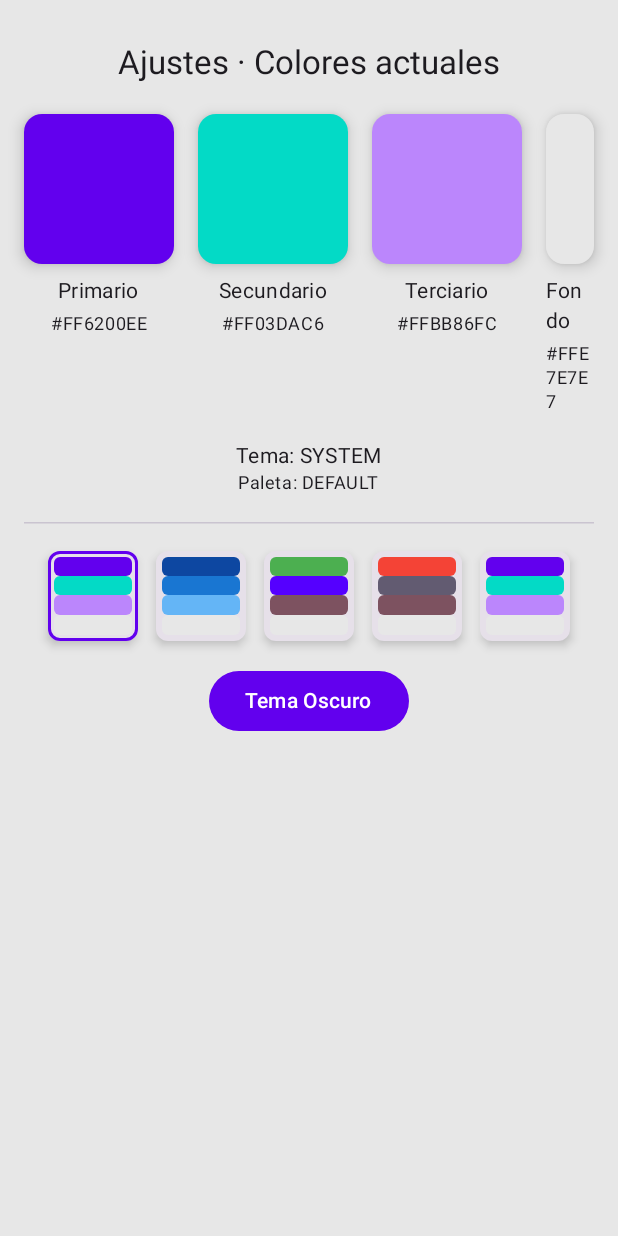
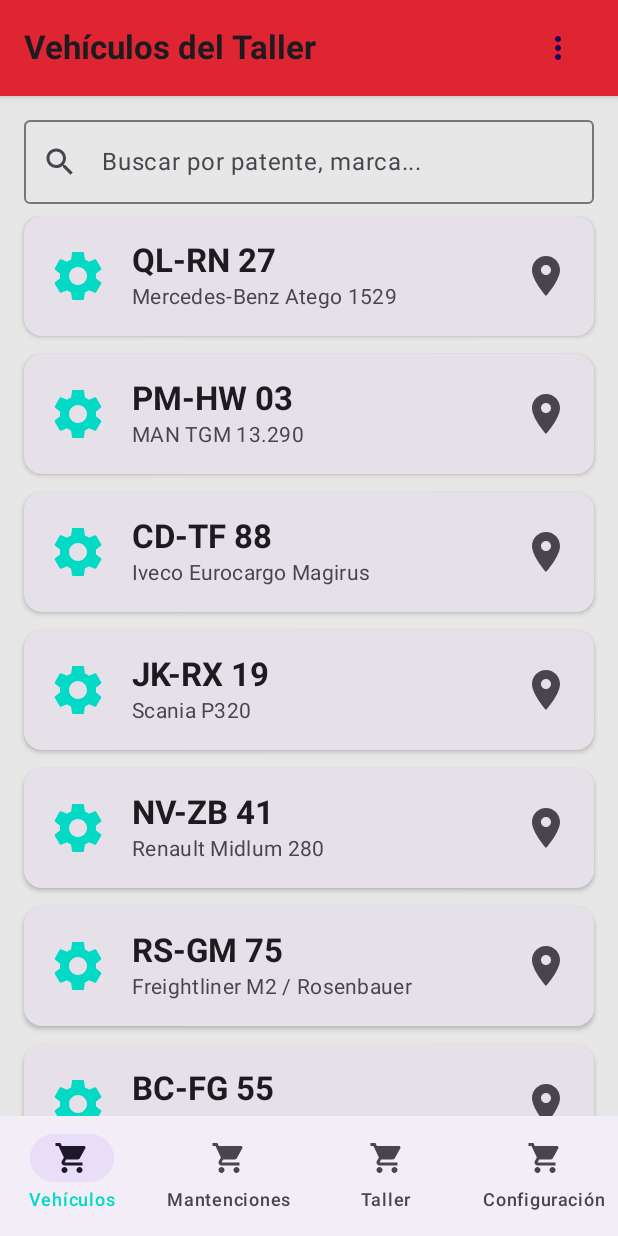
Before and after one commit to Kriss071/SIGVE-SistemaGestionVehiculosEmergencia, an Android app built with Jetpack Compose: the screen it shows after launch (MainActivity), after a tap on "Iniciar Sesión", on a phone screen of 412 x 824 dp. Run offline under Robolectric (Android 15) with nearby library versions, the phone set to English and light mode, and no system bars; our stand-ins replace Dagger/Hilt's generated code; libraries missing offline, so code that uses them is left out: androidx.hilt.lifecycle, io.github.jan.supabase; 1 statement that could not run was skipped.

Commit message:
Se reestructuro la navegación, se agrego MainScreen y se le agrego el NavBottom, se cambiaron las rutas para que coincidieran con el navegador nuevo. Se agrego la Screen VehiclesScreen (Incompleta)

```diff
--- a/mobile/app/src/main/java/com/capstone/sigve/MainActivity.kt
+++ b/mobile/app/src/main/java/com/capstone/sigve/MainActivity.kt
@@ -4,11 +4,8 @@
 import androidx.activity.ComponentActivity
 import androidx.activity.compose.setContent
 import androidx.activity.enableEdgeToEdge
-import androidx.compose.foundation.layout.fillMaxSize
-import androidx.compose.material3.Scaffold
 import androidx.compose.runtime.collectAsState
 import androidx.compose.runtime.getValue
-import androidx.compose.ui.Modifier
 import androidx.hilt.lifecycle.viewmodel.compose.hiltViewModel
 import com.capstone.sigve.domain.model.AppTheme
 import com.capstone.sigve.ui.navigation.AppNavigation
@@ -33,9 +30,7 @@
                 appColor = color,
                 customColors = customColors
             ) {
-                Scaffold(modifier = Modifier.fillMaxSize()) { innerPadding ->
-                    AppNavigation(innerPadding = innerPadding)
-                }
+                AppNavigation()
             }
         }
     }
--- a/mobile/app/src/main/java/com/capstone/sigve/ui/auth/LoginScreen.kt
+++ b/mobile/app/src/main/java/com/capstone/sigve/ui/auth/LoginScreen.kt
@@ -36,7 +36,7 @@
 import androidx.hilt.lifecycle.viewmodel.compose.hiltViewModel
 import androidx.navigation.NavController
 import com.capstone.sigve.R
-import com.capstone.sigve.ui.navigation.AppScreens
+import com.capstone.sigve.ui.navigation.RootNavRoute
 
 @Composable
 fun LoginScreen(
@@ -50,7 +50,11 @@
 
     LaunchedEffect(key1 = uiState.loginSuccess) {
         if (uiState.loginSuccess) {
-            navController.navigate(AppScreens.SettingsScreen.route)
+            navController.navigate(RootNavRoute.MainScreen.route) {
+                popUpTo(RootNavRoute.LoginScreen.route) {
+                    inclusive = true
+                }
+            }
         }
         viewModel.onLoginSuccessShown()
     }
--- a/mobile/app/src/main/java/com/capstone/sigve/ui/navigation/AppNavigation.kt
+++ b/mobile/app/src/main/java/com/capstone/sigve/ui/navigation/AppNavigation.kt
@@ -1,26 +1,23 @@
 package com.capstone.sigve.ui.navigation
 
-import androidx.compose.foundation.layout.PaddingValues
 import androidx.compose.runtime.Composable
-import androidx.hilt.lifecycle.viewmodel.compose.hiltViewModel
 import androidx.navigation.compose.NavHost
 import androidx.navigation.compose.composable
 import androidx.navigation.compose.rememberNavController
 import com.capstone.sigve.ui.auth.LoginScreen
-import com.capstone.sigve.ui.settings.SettingsScreen
+import com.capstone.sigve.ui.navigation.mainScreenBottomNav.MainScreenNavigation
 
 @Composable
-fun AppNavigation(
-    innerPadding: PaddingValues
-) {
+fun AppNavigation() {
     val navController = rememberNavController()
-    NavHost(navController = navController, startDestination = AppScreens.LoginScreen.route) {
-        composable(AppScreens.LoginScreen.route) {
+    NavHost(navController = navController, startDestination = RootNavRoute.LoginScreen.route) {
+
+        composable(RootNavRoute.LoginScreen.route) {
             LoginScreen(navController = navController)
         }
 
-        composable(AppScreens.SettingsScreen.route) {
-            SettingsScreen(viewModel = hiltViewModel(), innerPadding = innerPadding)
+        composable(RootNavRoute.MainScreen.route){
+            MainScreenNavigation()
         }
     }
 }
--- a/mobile/app/src/main/java/com/capstone/sigve/ui/navigation/AppScreens.kt
+++ /dev/null
@@ -1,6 +0,0 @@
-package com.capstone.sigve.ui.navigation
-
-sealed class AppScreens(val route: String) {
-    data object LoginScreen: AppScreens("login_screen")
-    data object SettingsScreen: AppScreens("settings_screen")
-}
--- /dev/null
+++ b/mobile/app/src/main/java/com/capstone/sigve/ui/navigation/RootNavRoute.kt
@@ -0,0 +1,6 @@
+package com.capstone.sigve.ui.navigation
+
+sealed class RootNavRoute(val route: String) {
+    data object LoginScreen: RootNavRoute("login_screen")
+    data object MainScreen: RootNavRoute("main_screen")
+}
--- /dev/null
+++ b/mobile/app/src/main/java/com/capstone/sigve/ui/navigation/mainScreenBottomNav/MainScreenNavRoute.kt
@@ -0,0 +1,33 @@
+package com.capstone.sigve.ui.navigation.mainScreenBottomNav
+
+import androidx.compose.material.icons.Icons
+import androidx.compose.material.icons.filled.ShoppingCart
+import androidx.compose.ui.graphics.vector.ImageVector
+
+sealed class MainScreenNavRoute(
+    val route: String,
+    val title: String,
+    val icon: ImageVector
+) {
+    data object Vehicles : MainScreenNavRoute(
+        route = "vehicles_screen",
+        title = "Vehículos",
+        icon = Icons.Default.ShoppingCart
+    )
+    data object SEGUNDO : MainScreenNavRoute(
+        route = "2",
+        title = "Mantenciones",
+        icon = Icons.Default.ShoppingCart
+    )
+    data object TERCERO : MainScreenNavRoute(
+        route = "3",
+        title = "Taller",
+        icon = Icons.Default.ShoppingCart
+    )
+    data object CUARTO : MainScreenNavRoute(
+        route = "settings_screen",
+        title = "Configuración",
+        icon = Icons.Default.ShoppingCart
+    )
+
+}
--- /dev/null
+++ b/mobile/app/src/main/java/com/capstone/sigve/ui/navigation/mainScreenBottomNav/MainScreenNavigation.kt
@@ -0,0 +1,74 @@
+    package com.capstone.sigve.ui.navigation.mainScreenBottomNav
+
+    import androidx.compose.material3.Icon
+    import androidx.compose.material3.NavigationBar
+    import androidx.compose.material3.NavigationBarItem
+    import androidx.compose.material3.Scaffold
+    import androidx.compose.material3.Text
+    import androidx.compose.runtime.Composable
+    import androidx.compose.runtime.getValue
+    import androidx.hilt.lifecycle.viewmodel.compose.hiltViewModel
+    import androidx.navigation.NavDestination.Companion.hierarchy
+    import androidx.navigation.NavGraph.Companion.findStartDestination
+    import androidx.navigation.compose.NavHost
+    import androidx.navigation.compose.composable
+    import androidx.navigation.compose.currentBackStackEntryAsState
+    import androidx.navigation.compose.rememberNavController
+    import com.capstone.sigve.ui.settings.SettingsScreen
+    import com.capstone.sigve.ui.vehicles.VehiclesScreen
+
+    @Composable
+    fun MainScreenNavigation() {
+        val navController = rememberNavController()
+        val items = listOf(
+            MainScreenNavRoute.Vehicles,
+            MainScreenNavRoute.SEGUNDO,
+            MainScreenNavRoute.TERCERO,
+            MainScreenNavRoute.CUARTO
+        )
+
+        Scaffold(bottomBar = {
+            NavigationBar {
+                val navBackStackEntry by navController.currentBackStackEntryAsState()
+                val currentDestination = navBackStackEntry?.destination
+
+                items.forEach { screen ->
+                    NavigationBarItem(
+                        icon = { Icon(screen.icon, contentDescription = screen.title) },
+                        label = { Text(screen.title) },
+                        selected = currentDestination?.hierarchy?.any() { it.route == screen.route } == true,
+                        onClick = {
+                            navController.navigate(screen.route) {
+                                popUpTo(navController.graph.findStartDestination().id) {
+                                    saveState = true
+                                }
+                                launchSingleTop = true
+                                restoreState = true
+                            }
+                        }
+                    )
+                }
+            }
+        }) { innerPadding ->
+            NavHost(navController, startDestination = MainScreenNavRoute.Vehicles.route) {
+                composable(MainScreenNavRoute.Vehicles.route) {
+                    VehiclesScreen()
+                }
+                composable(MainScreenNavRoute.SEGUNDO.route) {
+                    VehiclesScreen()
+                }
+
+                composable(MainScreenNavRoute.TERCERO.route) {
+                    VehiclesScreen()
+                }
+
+                composable(MainScreenNavRoute.CUARTO.route) {
+                    SettingsScreen(
+                        viewModel = hiltViewModel(),
+                        innerPadding = innerPadding
+                    )
+                }
+            }
+        }
+
+    }
--- /dev/null
+++ b/mobile/app/src/main/java/com/capstone/sigve/ui/vehicles/VehiclesScreen.kt
@@ -0,0 +1,198 @@
+package com.capstone.sigve.ui.vehicles
+
+import androidx.compose.foundation.clickable
+import androidx.compose.foundation.layout.Arrangement
+import androidx.compose.foundation.layout.Column
+import androidx.compose.foundation.layout.PaddingValues
+import androidx.compose.foundation.layout.Row
+import androidx.compose.foundation.layout.Spacer
+import androidx.compose.foundation.layout.fillMaxSize
+import androidx.compose.foundation.layout.fillMaxWidth
+import androidx.compose.foundation.layout.height
+import androidx.compose.foundation.layout.padding
+import androidx.compose.foundation.layout.size
+import androidx.compose.foundation.layout.width
+import androidx.compose.foundation.lazy.LazyColumn
+import androidx.compose.foundation.lazy.items
+import androidx.compose.foundation.shape.RoundedCornerShape
+import androidx.compose.material.icons.Icons
+import androidx.compose.material.icons.filled.Add
+import androidx.compose.material.icons.filled.LocationOn
+import androidx.compose.material.icons.filled.MoreVert
+import androidx.compose.material.icons.filled.Search
+import androidx.compose.material.icons.filled.Settings
+import androidx.compose.material3.Card
+import androidx.compose.material3.CardDefaults
+import androidx.compose.material3.FloatingActionButton
+import androidx.compose.material3.Icon
+import androidx.compose.material3.IconButton
+import androidx.compose.material3.MaterialTheme
+import androidx.compose.material3.OutlinedTextField
+import androidx.compose.material3.Scaffold
+import androidx.compose.material3.Surface
+import androidx.compose.material3.Text
+import androidx.compose.runtime.Composable
+import androidx.compose.runtime.getValue
+import androidx.compose.runtime.mutableStateOf
+import androidx.compose.runtime.remember
+import androidx.compose.runtime.setValue
+import androidx.compose.ui.Alignment
+import androidx.compose.ui.Modifier
+import androidx.compose.ui.graphics.Color
+import androidx.compose.ui.text.font.FontWeight
+import androidx.compose.ui.tooling.preview.Preview
+import androidx.compose.ui.unit.dp
+
+private data class DummyVehicle(val patente: String, val details: String)
+
+private val dummyList = listOf(
+    DummyVehicle("QL-RN 27", "Mercedes-Benz Atego 1529"),
+    DummyVehicle("PM-HW 03", "MAN TGM 13.290"),
+    DummyVehicle("CD-TF 88", "Iveco Eurocargo Magirus"),
+    DummyVehicle("JK-RX 19", "Scania P320"),
+    DummyVehicle("NV-ZB 41", "Renault Midlum 280"),
+    DummyVehicle("RS-GM 75", "Freightliner M2 / Rosenbauer"),
+    DummyVehicle("BC-FG 55", "Volkswagen Constellation")
+)
+
+@Composable
+fun VehiclesScreen() {
+    // Estado para la barra de búsqueda (sin lógica real aún)
+    var searchQuery by remember { mutableStateOf("") }
+
+    Scaffold(
+        topBar = {
+            TopBar()
+        },
+        floatingActionButton = {
+            FloatingActionButton(
+                onClick = { /* Lógica de navegación se agregará aquí */ }
+            ) {
+                Icon(Icons.Default.Add, contentDescription = "Añadir Vehículo")
+            }
+        }
+    ) { paddingValues ->
+        Column(
+            modifier = Modifier
+                .padding(paddingValues)
+                .fillMaxSize()
+        ) {
+            // --- Barra de Búsqueda ---
+            OutlinedTextField(
+                value = searchQuery,
+                onValueChange = { searchQuery = it },
+                label = { Text("Buscar por patente, marca...") },
+                leadingIcon = { Icon(Icons.Default.Search, contentDescription = null) },
+                modifier = Modifier
+                    .fillMaxWidth()
+                    .padding(horizontal = 16.dp, vertical = 8.dp)
+            )
+
+            // --- Lista de Vehículos ---
+            LazyColumn(
+                contentPadding = PaddingValues(start = 16.dp, end = 16.dp, bottom = 80.dp),
+                verticalArrangement = Arrangement.spacedBy(12.dp)
+            ) {
+                items(dummyList) { vehicle ->
+                    VehicleListItem(
+                        patente = vehicle.patente,
+                        details = vehicle.details,
+                        onClick = { /* Lógica de navegación se agregará aquí */ }
+                    )
+                }
+            }
+        }
+    }
+}
+
+@Composable
+fun TopBar() {
+    Surface(
+        modifier = Modifier
+            .fillMaxWidth()
+            .height(64.dp),
+        shadowElevation = 4.dp,
+        color = Color(0xFFDF2532)
+    ) {
+        Row(
+            modifier = Modifier
+                .fillMaxSize()
+                .padding(horizontal = 16.dp),
+            verticalAlignment = Alignment.CenterVertically,
+            horizontalArrangement = Arrangement.SpaceBetween
+        ) {
+            Text(
+                "Vehículos del Taller",
+                style = MaterialTheme.typography.titleLarge,
+                fontWeight = FontWeight.Bold
+            )
+            IconButton(onClick = { /* Lógica de opciones */ }) {
+                Icon(
+                    imageVector = Icons.Default.MoreVert,
+                    contentDescription = "Opciones",
+                    tint = MaterialTheme.colorScheme.onPrimaryContainer
+                )
+            }
+        }
+    }
+}
+
+// --- Ítem Individual de la Lista ---
+
+@Composable
+fun VehicleListItem(
+    patente: String,
+    details: String,
+    onClick: () -> Unit
+) {
+    Card(
+        modifier = Modifier
+            .fillMaxWidth()
+            .clickable { onClick() },
+        elevation = CardDefaults.cardElevation(defaultElevation = 2.dp),
+        shape = RoundedCornerShape(12.dp)
+    ) {
+        Row(
+            modifier = Modifier.padding(16.dp),
+            verticalAlignment = Alignment.CenterVertically
+        ) {
+            // Icono (placeholder como en la imagen)
+            Icon(
+                imageVector = Icons.Filled.Settings,
+                contentDescription = "Icono de vehículo",
+                modifier = Modifier.size(40.dp),
+                tint = MaterialTheme.colorScheme.secondary
+            )
+
+            Spacer(Modifier.width(16.dp))
+
+            // Textos
+            Column(modifier = Modifier.weight(1f)) {
+                Text(
+                    text = patente,
+                    style = MaterialTheme.typography.titleLarge,
+                    fontWeight = FontWeight.Bold
+                )
+                Text(
+                    text = details,
+                    style = MaterialTheme.typography.bodyMedium,
+                    color = MaterialTheme.colorScheme.onSurfaceVariant
+                )
+            }
+
+            // Icono de flecha
+            Icon(
+                imageVector = Icons.Default.LocationOn,
+                contentDescription = "Ver detalle",
+                modifier = Modifier.size(32.dp),
+                tint = MaterialTheme.colorScheme.onSurfaceVariant
+            )
+        }
+    }
+}
+
+@Preview()
+@Composable
+fun PreviewVehicleScreen() {
+    VehiclesScreen()
+}
```
